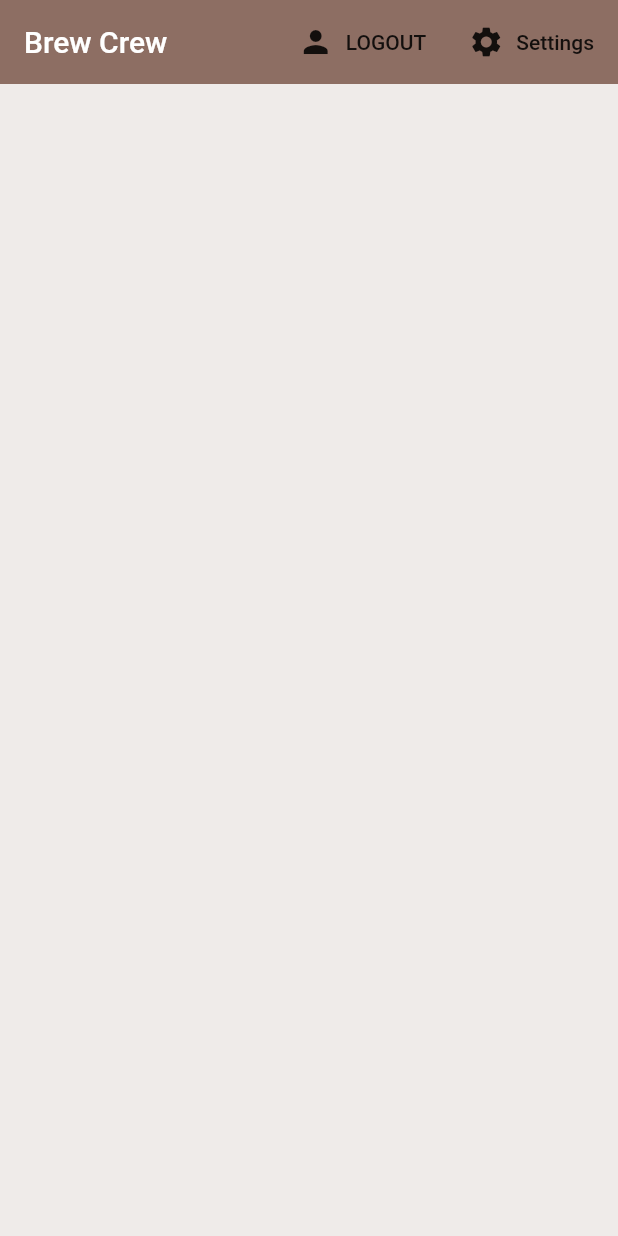
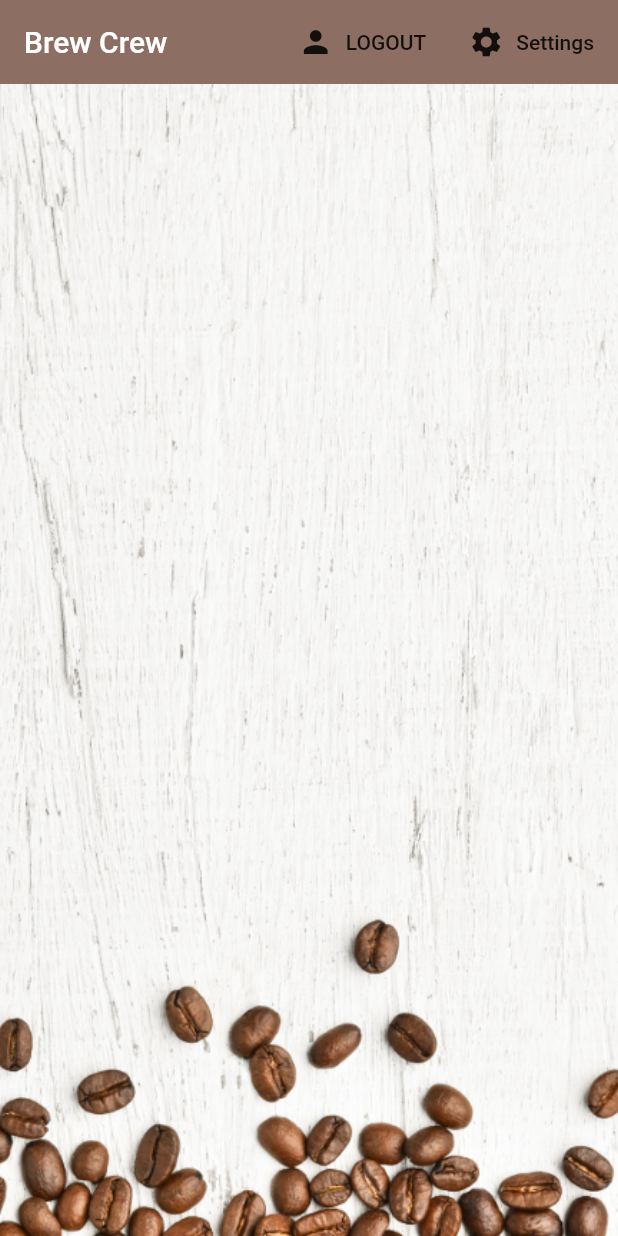
Before and after one commit to DaminduSandaruwan/BrewCrewApp, a Flutter app: the screen it shows once a user with an empty profile is signed in, on a phone screen of 412 x 824 dp. Run offline on Flutter 3.47's test engine with Material 2 defaults, Android fonts, the phone set to English and light mode, and no system bars; our stand-ins replace cloud_firestore, firebase_auth, flutter_spinkit; accounts and stored records are empty.

Commit message:
Finishing Touches and Error Fixed

```diff
--- a/lib/screens/home/brew_list.dart
+++ b/lib/screens/home/brew_list.dart
@@ -13,17 +13,17 @@ class _BrewListState extends State<BrewList> {
   @override
   Widget build(BuildContext context) {
 
-    final brews = Provider.of<List<Brew>>(context);
+    final brews = Provider.of<List<Brew>>(context) ?? [];
     //print(brews.documents);
     // for(var doc in brews.documents){
     //   print(doc.data);
     // }
 
-    brews.forEach((brews){
-      print(brews.name);
-      print(brews.sugars);
-      print(brews.strength);
-    });
+    // brews.forEach((brews){
+    //   print(brews.name);
+    //   print(brews.sugars);
+    //   print(brews.strength);
+    // });
 
     return ListView.builder(
       itemCount: brews.length,
--- a/lib/screens/home/brew_tile.dart
+++ b/lib/screens/home/brew_tile.dart
@@ -14,6 +14,7 @@ class BrewTile extends StatelessWidget {
         margin: EdgeInsets.fromLTRB(20.0, 6.0, 20.0, 0),
         child: ListTile(
           leading: CircleAvatar(
+            backgroundImage: AssetImage('assets/coffee_icon.png'),
             radius: 25.0,
             backgroundColor: Colors.brown[brew.strength],
           ),
--- a/lib/screens/home/home.dart
+++ b/lib/screens/home/home.dart
@@ -48,7 +48,15 @@ class Home extends StatelessWidget {
             )
           ],
         ),
-        body: BrewList(),
+        body: Container(
+          decoration: BoxDecoration(
+            image: DecorationImage(
+              image: AssetImage('assets/coffee_bg.png'),
+              fit: BoxFit.cover,
+            ),
+          ),
+          child: BrewList()
+        ),
       ),
     );
   }
--- a/pubspec.yaml
+++ b/pubspec.yaml
@@ -46,9 +46,8 @@ flutter:
   uses-material-design: true
 
   # To add assets to your application, add an assets section, like this:
-  # assets:
-  #  - images/a_dot_burr.jpeg
-  #  - images/a_dot_ham.jpeg
+  assets:
+   - assets/
 
   # An image asset can refer to one or more resolution-specific "variants", see
   # https://flutter.dev/assets-and-images/#resolution-aware.
```
Also changed, not shown: assets/coffee_bg.png (added), assets/coffee_icon.png (added).
